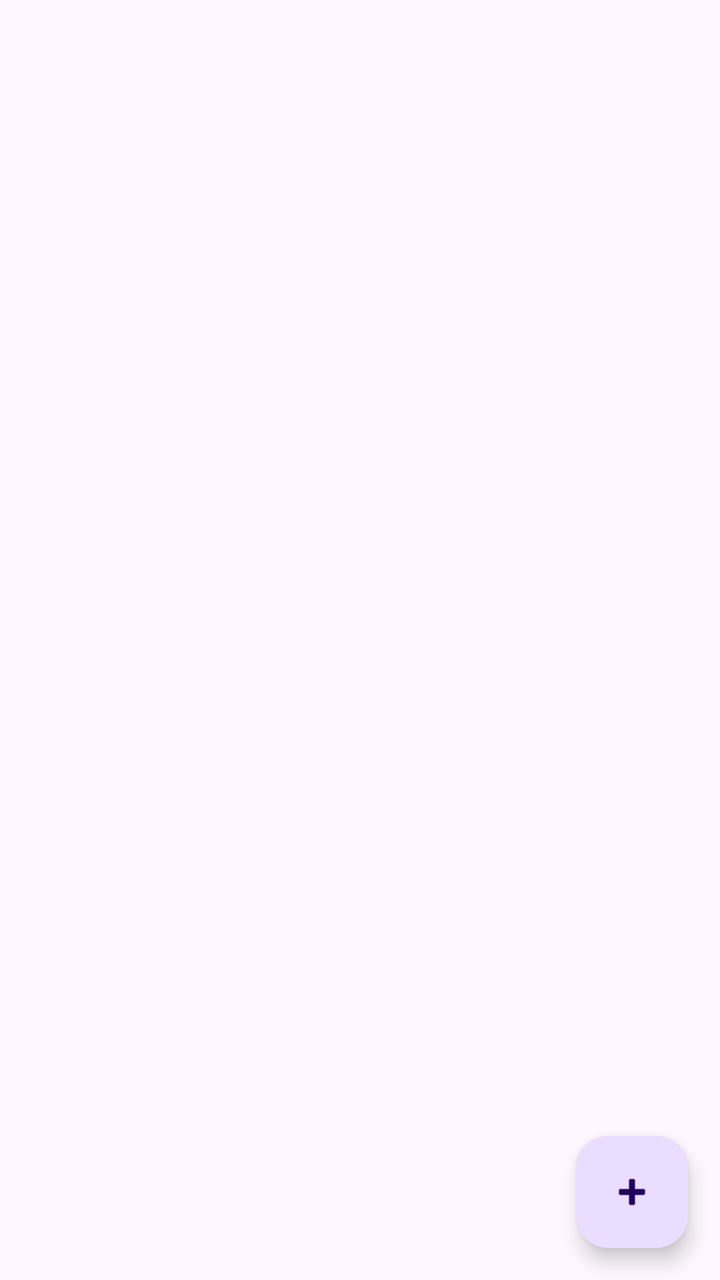
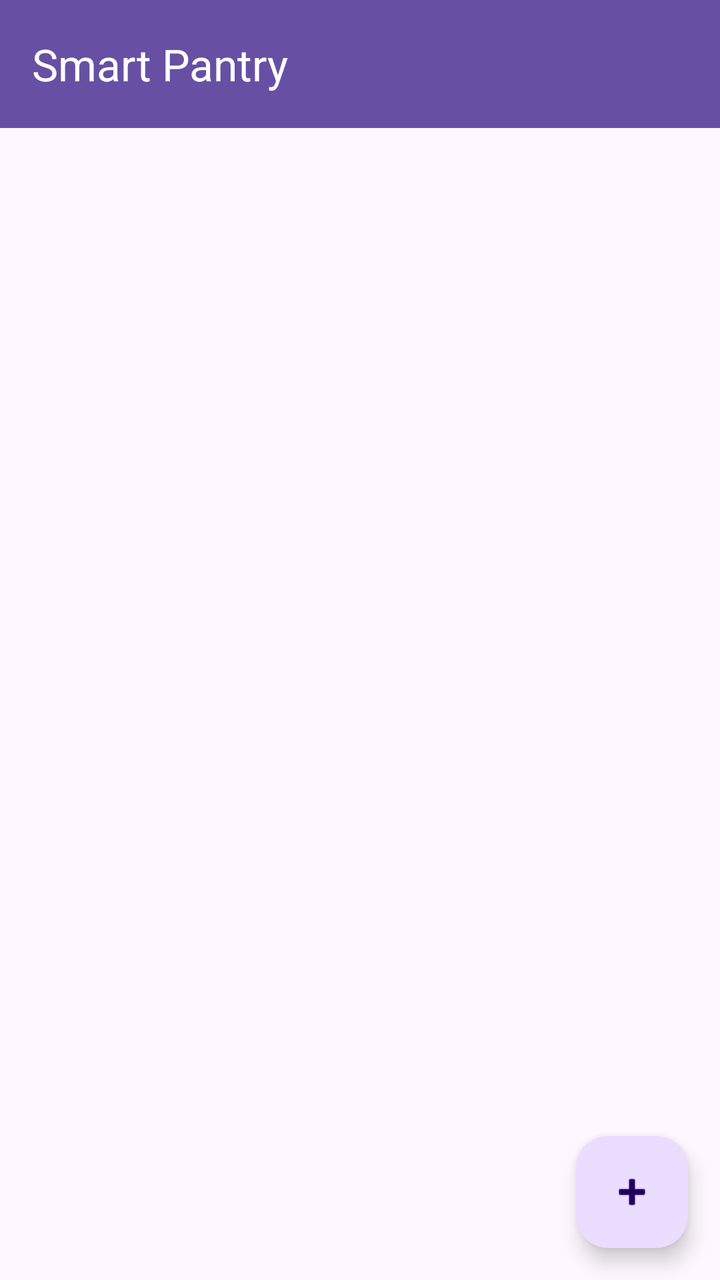

An Android layout rendered at two revisions. The XML below is the earlier revision; the diff shows what the commit changed to produce the second picture.
<!-- AndroidManifest.xml: application theme Theme.SmartPantryManager -->
<!-- res/layout/activity_main.xml -->
<?xml version="1.0" encoding="utf-8"?>
<androidx.coordinatorlayout.widget.CoordinatorLayout
    xmlns:android="http://schemas.android.com/apk/res/android"
    android:layout_width="match_parent"
    android:layout_height="match_parent">

    <androidx.recyclerview.widget.RecyclerView
        android:id="@+id/recycler_pantry"
        android:layout_width="match_parent"
        android:layout_height="match_parent"
        android:paddingBottom="88dp"
        android:clipToPadding="false" />

    <TextView
        android:id="@+id/text_empty"
        android:layout_width="wrap_content"
        android:layout_height="wrap_content"
        android:layout_gravity="center"
        android:text="No items in your pantry yet. Tap + to add one."
        android:textAlignment="center"
        android:textSize="16sp"
        android:visibility="gone" />

    <com.google.android.material.floatingactionbutton.FloatingActionButton
        android:id="@+id/fab_add"
        android:layout_width="wrap_content"
        android:layout_height="wrap_content"
        android:layout_gravity="bottom|end"
        android:layout_margin="16dp"
        android:contentDescription="Add pantry item"
        android:src="@android:drawable/ic_input_add" />

</androidx.coordinatorlayout.widget.CoordinatorLayout>
<!-- resources referenced by this layout -->
<resources>
  <style name="Theme.SmartPantryManager" parent="Base.Theme.SmartPantryManager" />
  <style name="Base.Theme.SmartPantryManager" parent="Theme.Material3.DayNight.NoActionBar">
          
          
      </style>
</resources>

<!-- the commit's change to res/layout/activity_main.xml (unified diff, before → after) -->
@@ -1,13 +1,29 @@
 <?xml version="1.0" encoding="utf-8"?>
 <androidx.coordinatorlayout.widget.CoordinatorLayout
     xmlns:android="http://schemas.android.com/apk/res/android"
+    xmlns:app="http://schemas.android.com/apk/res-auto"
     android:layout_width="match_parent"
     android:layout_height="match_parent">
+
+    <com.google.android.material.appbar.AppBarLayout
+        android:layout_width="match_parent"
+        android:layout_height="wrap_content">
+
+        <com.google.android.material.appbar.MaterialToolbar
+            android:id="@+id/toolbar"
+            android:layout_width="match_parent"
+            android:layout_height="?attr/actionBarSize"
+            android:background="?attr/colorPrimary"
+            app:title="Smart Pantry"
+            app:titleTextColor="@android:color/white" />
+
+    </com.google.android.material.appbar.AppBarLayout>
 
     <androidx.recyclerview.widget.RecyclerView
         android:id="@+id/recycler_pantry"
         android:layout_width="match_parent"
         android:layout_height="match_parent"
+        android:paddingTop="?attr/actionBarSize"
         android:paddingBottom="88dp"
         android:clipToPadding="false" />
 
